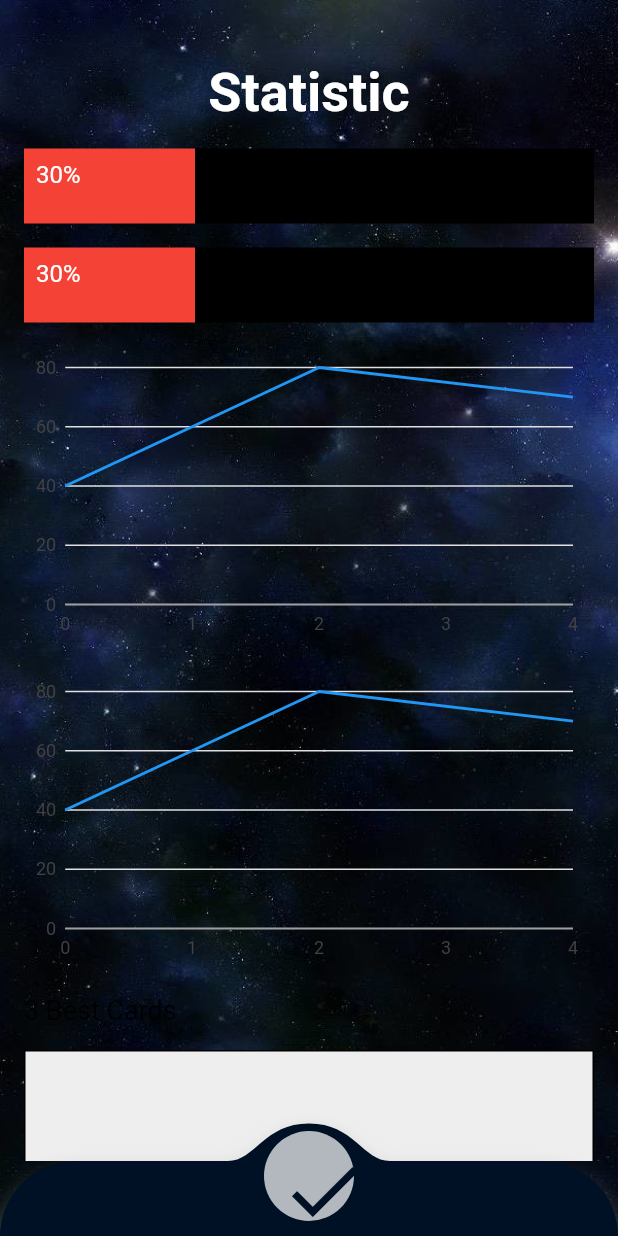
After one commit to anampavicic/Spacy, a Flutter app: the StatisticPage screen opened directly, on a phone screen of 412 x 824 dp. The commit adds this screen. Run offline on Flutter 3.47's test engine with Material 2 defaults, Android fonts, the phone set to English and light mode, and no system bars; drawn by our look-alikes of convex_bottom_bar; our stand-ins replace charts_flutter, cloud_firestore, firebase_auth, firebase_core, flutter_datetime_picker; accounts and stored records are empty.

Commit message:
Add statistic page not finished

```diff
--- /dev/null
+++ b/lib/screens/models/chart_data.dart
@@ -0,0 +1,6 @@
+class ChartData {
+  final int x;
+  final double y;
+
+  ChartData(this.x, this.y);
+}
--- /dev/null
+++ b/lib/screens/statistic/statistic.dart
@@ -0,0 +1,155 @@
+import 'package:charts_flutter/flutter.dart' as charts;
+import 'package:flutter/material.dart';
+
+import '../models/chart_data.dart';
+import '../utilities/background.dart';
+import '../utilities/convex_app_bar_one_button.dart';
+
+class StatisticPage extends StatefulWidget {
+  const StatisticPage({super.key});
+
+  //const SignIn({Key? key}) : super(key: key);
+
+  @override
+  State<StatisticPage> createState() => _StatisticPageState();
+}
+
+class _StatisticPageState extends State<StatisticPage> {
+  void middleButton() {
+    Navigator.popUntil(context, (route) => route.isFirst);
+  }
+
+  @override
+  Widget build(BuildContext context) {
+    return Container(
+      decoration: GradientBoxDecoration.gradientBoxDecoration,
+      child: Scaffold(
+        backgroundColor: Colors.transparent,
+        body: ListView(
+          padding: EdgeInsets.all(16.0),
+          children: [
+            const SizedBox(height: 25.0),
+            Center(
+              child: Text(
+                'Statistic',
+                style: TextStyle(
+                  fontSize: 36.0,
+                  fontWeight: FontWeight.bold,
+                  color: Colors.white,
+                ),
+              ),
+            ),
+            SizedBox(height: 16.0),
+            _buildHalfRedBlackBox(),
+            SizedBox(height: 16.0),
+            _buildHalfRedBlackBox(),
+            SizedBox(height: 16.0),
+            _buildLineChart(),
+            SizedBox(height: 16.0),
+            _buildLineChart(),
+            SizedBox(height: 16.0),
+            Text(
+              '3 Best Cards',
+              style: TextStyle(fontSize: 18.0),
+            ),
+            SizedBox(height: 16.0),
+            _buildCardBox(),
+            SizedBox(height: 16.0),
+            _buildCardBox(),
+            SizedBox(height: 16.0),
+            _buildCardBox(),
+            SizedBox(height: 16.0),
+            Text(
+              'Top 3 Worst Cards',
+              style: TextStyle(fontSize: 18.0),
+            ),
+            SizedBox(height: 16.0),
+            _buildCardBox(),
+            SizedBox(height: 16.0),
+            _buildCardBox(),
+            SizedBox(height: 16.0),
+            _buildCardBox(),
+          ],
+        ),
+        bottomNavigationBar: CustomConvexBottomAppBarOneButton(
+          middleIcon: Icons.check,
+          middleButtonPressed: middleButton,
+        ),
+      ),
+    );
+  }
+
+  Widget _buildHalfRedBlackBox() {
+    return Container(
+      height: 50.0,
+      child: Stack(
+        children: [
+          Row(
+            children: [
+              Expanded(
+                flex: 30,
+                child: Container(color: Colors.red),
+              ),
+              Expanded(
+                flex: 70,
+                child: Container(color: Colors.black),
+              ),
+            ],
+          ),
+          Positioned(
+            top: 8.0,
+            left: 8.0,
+            child: Text(
+              '30%',
+              style: TextStyle(
+                fontSize: 16.0,
+                color: Colors.white,
+              ),
+            ),
+          ),
+        ],
+      ),
+    );
+  }
+
+  Widget _buildLineChart() {
+    final data = [
+      ChartData(0, 40),
+      ChartData(1, 60),
+      ChartData(2, 80),
+      ChartData(2, 80),
+      ChartData(2, 80),
+      ChartData(2, 80),
+      ChartData(2, 80),
+      ChartData(4, 70),
+      ChartData(4, 70),
+    ];
+
+    return Container(
+      height: 200.0,
+      child: charts.LineChart(
+        [
+          charts.Series<ChartData, int>(
+            id: 'chartData',
+            colorFn: (_, __) => charts.MaterialPalette.blue.shadeDefault,
+            domainFn: (ChartData data, _) => data.x,
+            measureFn: (ChartData data, _) => data.y,
+            data: data,
+          ),
+        ],
+        animate: true,
+      ),
+    );
+  }
+
+  Widget _buildCardBox() {
+    return Container(
+      height: 100.0,
+      width: double.infinity,
+      decoration: BoxDecoration(
+        color: Colors.grey[200],
+        border: Border.all(color: Colors.black),
+      ),
+    );
+  }
+}
--- a/lib/services/user_card.dart
+++ b/lib/services/user_card.dart
@@ -1,12 +1,8 @@
 import 'package:cloud_firestore/cloud_firestore.dart';
-import 'package:spacy/services/card.dart';
-import 'package:spacy/services/theme.dart';
 
 import '../models/user_card.dart';
 
 class UserCardService {
-  final ThemeService _themeService = ThemeService();
-  final CardService _cardService = CardService();
   final firestore = FirebaseFirestore.instance;
   final CollectionReference carduserCollection =
       FirebaseFirestore.instance.collection('user-card');
--- a/pubspec.yaml
+++ b/pubspec.yaml
@@ -30,6 +30,7 @@ environment:
 dependencies:
   flutter:
     sdk: flutter
+  charts_flutter: ^0.12.0
 
 
   # The following adds the Cupertino Icons font to your application.
```
Also changed, not shown: lib/screens/home/home_statistic.dart (+20 -2 lines), lib/screens/home/statistic_theme_button_list.dart (added, +107 -0 lines), lib/screens/statistic/graph.dart (added, +26 -0 lines), lib/services/theme.dart (+5 -2 lines), pubspec.lock, 2 other files.
